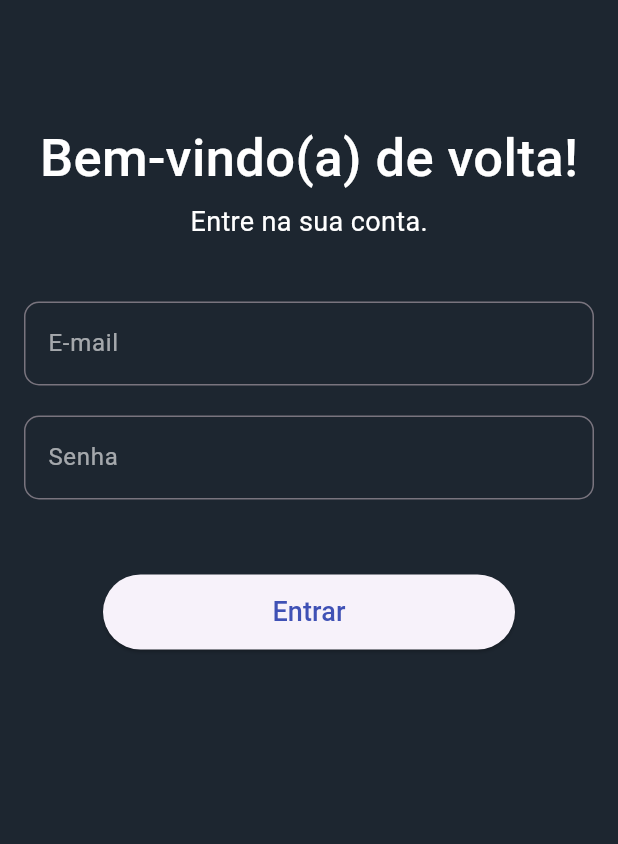
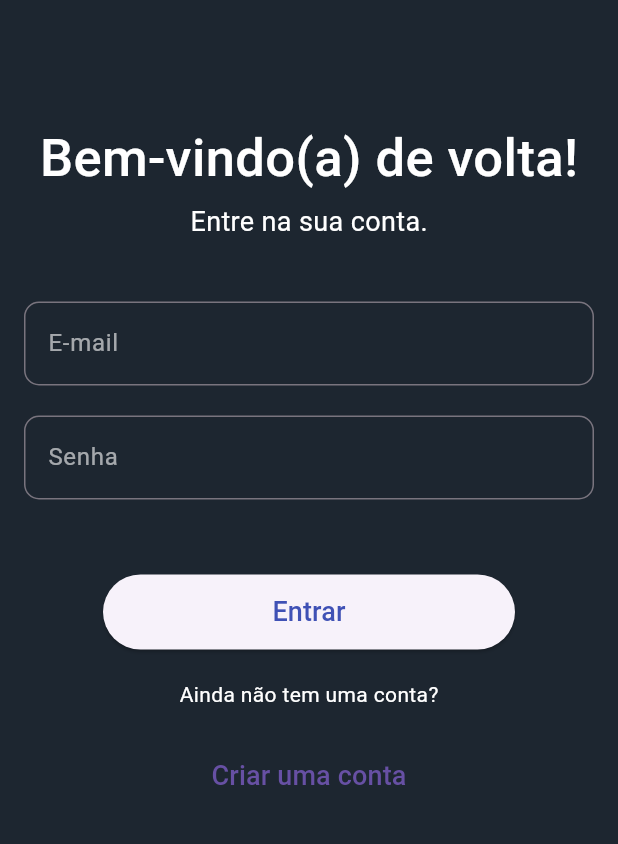
Before and after one commit to elysonSSS/todolistapp, a Flutter app: the LoginScreen screen opened directly, after a tap on "Entrar", on a phone screen of 412 x 824 dp, the part 63-907 px from its top. Run offline on Flutter 3.47's test engine with Material 3 defaults, Android fonts, the phone set to English and light mode, and no system bars; our stand-ins replace cloud_firestore, firebase_auth, firebase_core; accounts and stored records are empty; network calls fail.

Commit message:
"Updated LoginScreen: changed register to sign in, added sign up link"

```diff
--- a/todolistapp/lib/login_screen.dart
+++ b/todolistapp/lib/login_screen.dart
@@ -3,6 +3,7 @@ import 'package:flutter/foundation.dart';
 import 'package:flutter/material.dart';
 import 'package:todolistapp/home_screen.dart';
 import 'package:todolistapp/services/auth_services.dart';
+import 'package:todolistapp/signup_screen.dart';
 
 class LoginScreen extends StatelessWidget {
   final AuthService _auth = AuthService();
@@ -73,7 +74,7 @@ class LoginScreen extends StatelessWidget {
                 SizedBox(height: 50,
                 width: MediaQuery.of(context).size.width/1.5, child:
                 ElevatedButton(onPressed: ()async{
-                  User? user = await _auth.registerWithEmailAndPassword(
+                  User? user = await _auth.signInWithEmailAndPassword(
                     _emailController.text,
                     _passController.text,
                   );
@@ -89,7 +90,15 @@ class LoginScreen extends StatelessWidget {
                     fontSize: 18,
                 ),
                 )),
-                )
+                ),
+                SizedBox(height: 20),
+                Text("Ainda não tem uma conta?", style: TextStyle(color: Colors.white),
+                ),
+                SizedBox(height: 20),
+                TextButton(
+                  onPressed: (){
+                    Navigator.push(context, MaterialPageRoute(builder: (context) => SignupScreen(),));
+                  }, child: Text("Criar uma conta", style: TextStyle(fontSize: 18),))
             ],
             ),
           ) ,
```
